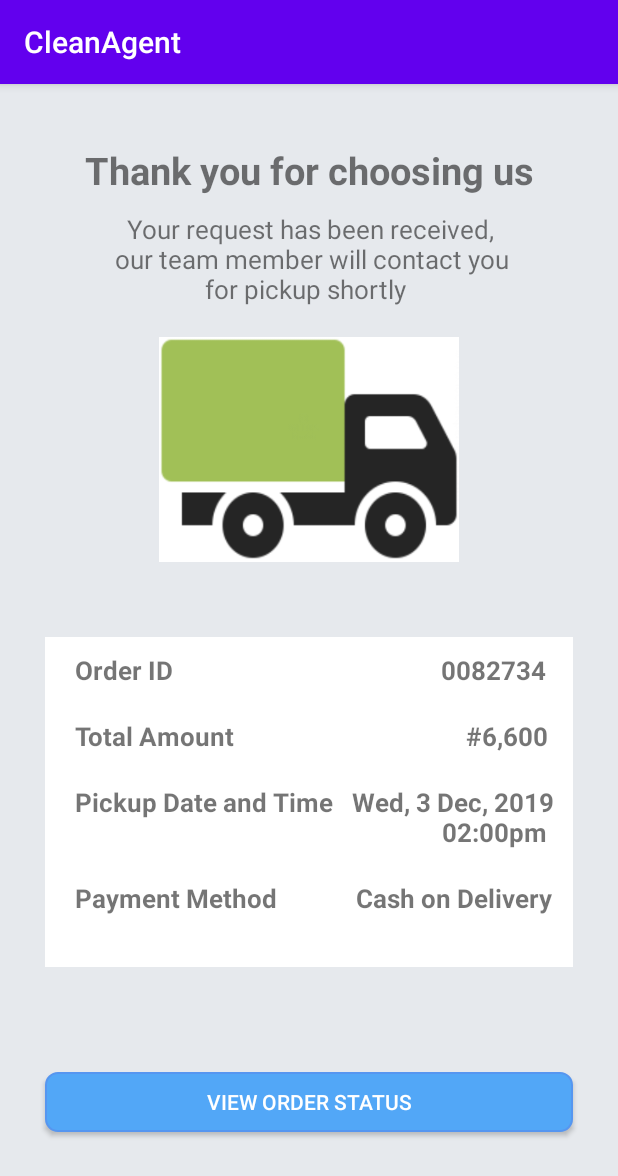
After one commit to BareNecessity/CleanAgent, an Android app: the OrderStatus screen opened directly, with no data from a screen before it, on a phone screen of 412 x 824 dp. The commit adds this screen. Shown: the top 1176 px of the screen. Run offline under Robolectric (Android 15) with nearby library versions, the phone set to English and light mode, and no system bars.

Commit message:
OrderStatus

```diff
--- a/app/src/main/AndroidManifest.xml
+++ b/app/src/main/AndroidManifest.xml
@@ -9,7 +9,8 @@
         android:roundIcon="@mipmap/ic_launcher_round"
         android:supportsRtl="true"
         android:theme="@style/AppTheme">
-        <activity android:name=".Grateful"></activity>
+        <activity android:name=".OrderStatus"></activity>
+        <activity android:name=".Grateful" />
         <activity android:name=".Request" />
         <activity android:name=".Settings" />
         <activity android:name=".Wallet" />
--- /dev/null
+++ b/app/src/main/java/com/example/cleanagent/OrderStatus.java
@@ -0,0 +1,14 @@
+package com.example.cleanagent;
+
+import androidx.appcompat.app.AppCompatActivity;
+
+import android.os.Bundle;
+
+public class OrderStatus extends AppCompatActivity {
+
+    @Override
+    protected void onCreate(Bundle savedInstanceState) {
+        super.onCreate(savedInstanceState);
+        setContentView(R.layout.activity_order_status);
+    }
+}
--- /dev/null
+++ b/app/src/main/res/drawable/order.xml
@@ -0,0 +1,10 @@
+<?xml version="1.0" encoding="utf-8"?>
+<shape xmlns:android="http://schemas.android.com/apk/res/android"
+    android:shape="rectangle">
+    <solid android:color="#ffffff"/>
+    <corners android:radius="0dp"/>
+    <stroke android:width="1dp" android:color="#ffffff"/>
+
+
+
+</shape>
--- /dev/null
+++ b/app/src/main/res/layout/activity_order_status.xml
@@ -0,0 +1,179 @@
+<?xml version="1.0" encoding="utf-8"?>
+<androidx.constraintlayout.widget.ConstraintLayout xmlns:android="http://schemas.android.com/apk/res/android"
+    xmlns:app="http://schemas.android.com/apk/res-auto"
+    xmlns:tools="http://schemas.android.com/tools"
+    android:layout_width="match_parent"
+    android:layout_height="match_parent"
+    android:background="#e6e9ed"
+    tools:context=".OrderStatus">
+
+    <TextView
+        android:id="@+id/Thanks"
+        android:layout_width="wrap_content"
+        android:layout_height="wrap_content"
+        android:text="Thank you for choosing us"
+        android:textSize="25sp"
+        android:textStyle="bold"
+        android:layout_marginTop="40dp"
+        app:layout_constraintTop_toTopOf="parent"
+        app:layout_constraintStart_toStartOf="parent"
+        app:layout_constraintEnd_toEndOf="parent"/>
+
+    <TextView
+        android:id="@+id/TextPickupShortly"
+        android:layout_width="wrap_content"
+        android:layout_height="wrap_content"
+        android:text="   Your request has been received,\n our team member will contact you\n                for pickup shortly"
+        android:textSize="17sp"
+        android:layout_marginTop="10dp"
+        app:layout_constraintTop_toBottomOf="@+id/Thanks"
+        app:layout_constraintStart_toStartOf="parent"
+        app:layout_constraintEnd_toEndOf="parent"/>
+
+    <ImageView
+        android:id="@+id/Truck"
+        android:layout_width="200dp"
+        android:layout_height="150dp"
+        android:background="@drawable/truck"
+        android:layout_marginTop="20dp"
+        app:layout_constraintTop_toBottomOf="@+id/TextPickupShortly"
+        app:layout_constraintStart_toStartOf="parent"
+        app:layout_constraintEnd_toEndOf="parent"/>
+
+    <androidx.constraintlayout.widget.ConstraintLayout
+        android:id="@+id/OrderDetails"
+        android:layout_width="match_parent"
+        android:layout_height="220dp"
+        android:layout_marginTop="50dp"
+        android:layout_marginStart="30dp"
+        android:layout_marginEnd="30dp"
+        android:background="@drawable/order"
+        app:layout_constraintTop_toBottomOf="@id/Truck"
+        app:layout_constraintStart_toStartOf="parent"
+        app:layout_constraintEnd_toEndOf="parent">
+
+        <TextView
+            android:id="@+id/OrderID"
+            android:layout_width="wrap_content"
+            android:layout_height="wrap_content"
+            android:text="Order ID"
+            android:textStyle="bold"
+            android:textSize="17sp"
+            android:layout_marginTop="10dp"
+            android:layout_marginStart="20dp"
+            android:layout_marginEnd="20dp"
+            app:layout_constraintTop_toTopOf="@+id/OrderDetails"
+            app:layout_constraintStart_toStartOf="parent"/>
+
+        <TextView
+            android:id="@+id/IDNumber"
+            android:layout_width="wrap_content"
+            android:layout_height="wrap_content"
+            android:text="0082734"
+            android:textSize="17sp"
+            android:textStyle="bold"
+            android:layout_marginTop="10dp"
+            android:layout_marginStart="160dp"
+            android:layout_marginLeft="160dp"
+            app:layout_constraintTop_toTopOf="@+id/OrderDetails"
+            app:layout_constraintStart_toEndOf="@+id/OrderID"
+            app:layout_constraintEnd_toEndOf="@+id/OrderDetails"/>
+
+        <TextView
+            android:id="@+id/TotalAmount"
+            android:layout_width="wrap_content"
+            android:layout_height="wrap_content"
+            android:text="Total Amount"
+            android:textSize="17sp"
+            android:textStyle="bold"
+            android:layout_marginTop="20dp"
+            android:layout_marginStart="20dp"
+            android:layout_marginEnd="20dp"
+            app:layout_constraintTop_toBottomOf="@+id/OrderID"
+            app:layout_constraintStart_toStartOf="parent"/>
+
+        <TextView
+            android:id="@+id/TextTotalPrice"
+            android:layout_width="wrap_content"
+            android:layout_height="wrap_content"
+            android:text="#6,600"
+            android:textSize="17sp"
+            android:textStyle="bold"
+            android:layout_marginTop="20dp"
+            android:layout_marginStart="138dp"
+            android:layout_marginLeft="110dp"
+            app:layout_constraintTop_toBottomOf="@+id/IDNumber"
+            app:layout_constraintStart_toEndOf="@+id/TotalAmount"
+            app:layout_constraintEnd_toEndOf="parent"/>
+
+        <TextView
+            android:id="@+id/PickupDateAndTime"
+            android:layout_width="wrap_content"
+            android:layout_height="wrap_content"
+            android:text="Pickup Date and Time"
+            android:textStyle="bold"
+            android:textSize="17sp"
+            android:layout_marginTop="20dp"
+            android:layout_marginStart="20dp"
+            android:layout_marginEnd="20dp"
+            app:layout_constraintTop_toBottomOf="@+id/TotalAmount"
+            app:layout_constraintStart_toStartOf="parent"/>
+
+        <TextView
+            android:id="@+id/DateForPickup"
+            android:layout_width="wrap_content"
+            android:layout_height="wrap_content"
+            android:text="Wed, 3 Dec, 2019\n               02:00pm"
+            android:textSize="17sp"
+            android:textStyle="bold"
+            android:layout_marginTop="20dp"
+            app:layout_constraintTop_toBottomOf="@+id/TextTotalPrice"
+            app:layout_constraintStart_toEndOf="@+id/PickupDateAndTime"
+            app:layout_constraintEnd_toEndOf="parent"/>
+
+        <TextView
+            android:id="@+id/PaymentMethod"
+            android:layout_width="wrap_content"
+            android:layout_height="wrap_content"
+            android:text="Payment Method"
+            android:textSize="17sp"
+            android:textStyle="bold"
+            android:layout_marginTop="40dp"
+            android:layout_marginStart="20dp"
+            android:layout_marginEnd="20dp"
+            app:layout_constraintTop_toBottomOf="@+id/PickupDateAndTime"
+            app:layout_constraintStart_toStartOf="parent"/>
+
+        <TextView
+            android:layout_width="wrap_content"
+            android:layout_height="wrap_content"
+            android:text="Cash on Delivery"
+            android:textStyle="bold"
+            android:textSize="17sp"
+            android:layout_marginTop="20dp"
+            android:layout_marginStart="39dp"
+            android:layout_marginLeft="25dp"
+            app:layout_constraintTop_toBottomOf="@+id/DateForPickup"
+            app:layout_constraintStart_toEndOf="@+id/PaymentMethod"
+            app:layout_constraintEnd_toEndOf="parent"/>
+
+
+
+    </androidx.constraintlayout.widget.ConstraintLayout>
+
+    <Button
+        android:layout_width="match_parent"
+        android:layout_height="40dp"
+        android:text="View Order Status"
+        android:textColor="#ffffff"
+        android:layout_marginStart="30dp"
+        android:layout_marginEnd="30dp"
+        android:background="@drawable/button_bg"
+        app:layout_constraintTop_toBottomOf="@+id/OrderDetails"
+        app:layout_constraintStart_toStartOf="parent"
+        app:layout_constraintEnd_toEndOf="parent"
+        app:layout_constraintBottom_toBottomOf="parent"/>
+
+
+
+</androidx.constraintlayout.widget.ConstraintLayout>
--- a/app/src/main/res/layout/activity_request.xml
+++ b/app/src/main/res/layout/activity_request.xml
@@ -11,59 +11,59 @@
         android:layout_width="match_parent"
         android:layout_height="110dp"
         android:background="@drawable/requestpanel"
-        app:layout_constraintTop_toTopOf="parent"
+        app:layout_constraintEnd_toEndOf="parent"
+        app:layout_constraintHorizontal_bias="0.0"
         app:layout_constraintStart_toStartOf="parent"
-        app:layout_constraintEnd_toEndOf="parent">
+        app:layout_constraintTop_toTopOf="parent">
 
         <TextView
             android:id="@+id/TextRequest"
             android:layout_width="wrap_content"
             android:layout_height="wrap_content"
+            android:layout_margin="20dp"
             android:text="Request No - 008234"
             android:textColor="#2630a3"
             android:textSize="25sp"
-            android:layout_margin="20dp"
             app:layout_constraintStart_toStartOf="parent"
-            app:layout_constraintTop_toTopOf="@+id/RequestPanel"/>
+            app:layout_constraintTop_toTopOf="@+id/RequestPanel" />
 
         <TextView
             android:layout_width="wrap_content"
             android:layout_height="wrap_content"
+            android:layout_margin="20dp"
             android:text="#6, 600"
             android:textSize="25sp"
-          android:layout_margin="20dp"
-          app:layout_constraintTop_toTopOf="parent"
+            app:layout_constraintEnd_toEndOf="parent"
             app:layout_constraintStart_toEndOf="@+id/TextRequest"
-          app:layout_constraintEnd_toEndOf="parent"/>
+            app:layout_constraintTop_toTopOf="parent" />
 
 
         <TextView
             android:id="@+id/Ready"
             android:layout_width="wrap_content"
             android:layout_height="wrap_content"
+            android:layout_marginStart="20dp"
+            android:layout_marginTop="60dp"
+            android:layout_marginEnd="20dp"
             android:text="Request confirmed - ready to pickup"
+            android:textColor="#edb818"
             android:textSize="20sp"
             android:textStyle="italic"
-            android:textColor="#edb818"
-            android:layout_marginTop="60dp"
-            android:layout_marginStart="20dp"
-            android:layout_marginEnd="20dp"
             app:layout_constraintStart_toStartOf="parent"
-            app:layout_constraintTop_toTopOf="@+id/RequestPanel"/>
+            app:layout_constraintTop_toTopOf="@+id/RequestPanel" />
 
         <TextView
             android:layout_width="match_parent"
             android:layout_height="wrap_content"
+            android:layout_marginStart="20dp"
+            android:layout_marginEnd="20dp"
+            android:layout_marginBottom="15dp"
             android:text="Time 11:45am, 1 Dec, 2019"
             android:textSize="17sp"
-            android:layout_marginBottom="15dp"
-            android:layout_marginStart="20dp"
-            android:layout_marginEnd="20dp"
-            app:layout_constraintTop_toBottomOf="@+id/Ready"
+            app:layout_constraintBottom_toBottomOf="@+id/RequestPanel"
+            app:layout_constraintEnd_toEndOf="parent"
             app:layout_constraintStart_toStartOf="parent"
-            app:layout_constraintEnd_toEndOf="parent"
-            app:layout_constraintBottom_toBottomOf="@+id/RequestPanel"/>
-
+            app:layout_constraintTop_toBottomOf="@+id/Ready" />
 
 
     </androidx.constraintlayout.widget.ConstraintLayout>
```
Also changed, not shown: app/src/main/res/drawable/small_truck.jpg (added), app/src/main/res/drawable/truck.jpg (added). Lines whose indentation alone changed are shown as unchanged.
